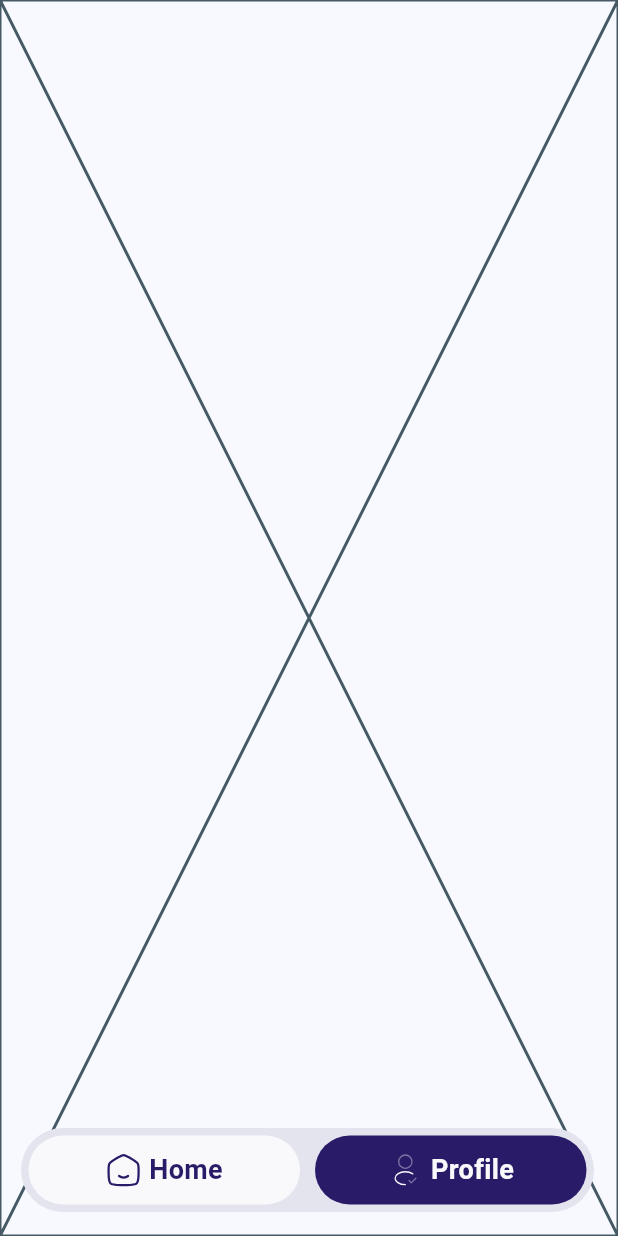
After one commit to fanes-setiawan/MyMoney, a Flutter app: the MainBarPage screen opened by its route, after a tap on "Profile", on a phone screen of 412 x 824 dp. The commit adds this screen. Run offline on Flutter 3.47's test engine with Material 3 defaults, Android fonts, the phone set to English and light mode, and no system bars; our stand-ins replace bloc, flutter_bloc, flutter_svg, sqflite; accounts and stored records are empty.

Commit message:
feat : tabbar bloc

```diff
--- a/lib/core/router/app_router.dart
+++ b/lib/core/router/app_router.dart
@@ -1,8 +1,10 @@
 import 'package:flutter/material.dart';
 import 'package:flutter_bloc/flutter_bloc.dart';
-import 'package:my_money/feature/transaction/data/datasources/local/user_local_dataresource.dart';
+import 'package:my_money/feature/transaction/data/datasources/local/user_local_datasource.dart';
 import 'package:my_money/feature/transaction/presentation/bloc/bloc_register/register_bloc.dart';
+import 'package:my_money/feature/transaction/presentation/pages/home_page.dart';
 import 'package:my_money/feature/transaction/presentation/pages/login_page.dart';
+import 'package:my_money/feature/transaction/presentation/pages/main_bar_page.dart';
 import 'package:my_money/feature/transaction/presentation/pages/register_page.dart';
 import 'package:my_money/feature/transaction/presentation/pages/splash_page.dart';
 
@@ -10,13 +12,17 @@ class AppRouter {
   static const splash = '/splash';
   static const login = '/login';
   static const register = '/register';
+  static const home = '/home';
+  static const tabbar = '/tabbar';
   static final routes = <String, WidgetBuilder>{
     splash: (_) => const SplashPage(),
+    tabbar: (_) => const MainBarPage(),
     login: (_) => const LoginPage(),
     register:
         (_) => BlocProvider(
-          create: (_) => RegisterBloc(UserLocalDataresource()),
+          create: (_) => RegisterBloc(UserLocalDatasource()),
           child: RegisterPage(),
         ),
+    home: (_) => HomePage(),
   };
 }
--- a/lib/feature/transaction/data/datasources/local/user_local_dataresource.dart
+++ b/lib/feature/transaction/data/datasources/local/user_local_datasource.dart
@@ -2,7 +2,7 @@ import 'package:my_money/feature/transaction/data/models/user_model.dart';
 import 'package:sqflite/sqflite.dart';
 import 'package:path/path.dart';
 
-class UserLocalDataresource {
+class UserLocalDatasource {
   static Database? _database;
 
   Future<Database> get database async {
@@ -35,4 +35,10 @@ class UserLocalDataresource {
     final maps = await db.query('users');
     return List.generate(maps.length, (i) => UserModel.fromMap(maps[i]));
   }
+
+  Future<bool> isLoggedIn() async {
+    final db = await database;
+    final result = await db.query('users', limit: 1);
+    return result.isNotEmpty;
+  }
 }
--- a/lib/feature/transaction/presentation/bloc/bloc_register/register_bloc.dart
+++ b/lib/feature/transaction/presentation/bloc/bloc_register/register_bloc.dart
@@ -1,14 +1,14 @@
 import 'package:bloc/bloc.dart';
 import 'package:meta/meta.dart';
-import 'package:my_money/feature/transaction/data/datasources/local/user_local_dataresource.dart';
+import 'package:my_money/feature/transaction/data/datasources/local/user_local_datasource.dart';
 import 'package:my_money/feature/transaction/data/models/user_model.dart';
 
 part 'register_event.dart';
 part 'register_state.dart';
 
 class RegisterBloc extends Bloc<RegisterEvent, RegisterState> {
-  final UserLocalDataresource localDataresource;
-  RegisterBloc(this.localDataresource) : super(RegisterInitial()) {
+  final UserLocalDatasource localDatasource;
+  RegisterBloc(this.localDatasource) : super(RegisterInitial()) {
     on<RegisterSubmitted>((event, emit) async{
       emit(RegisterLoading());
       try {
@@ -17,7 +17,7 @@ class RegisterBloc extends Bloc<RegisterEvent, RegisterState> {
           email: event.email,
           password: event.password,
         );
-        await localDataresource.insertUser(user);
+        await localDatasource.insertUser(user);
         emit(RegisterSuccess());
       } catch (e) {
         emit(RegisterFailure('error, save user to local'));
--- a/lib/feature/transaction/presentation/bloc/bloc_splash/splash_bloc.dart
+++ b/lib/feature/transaction/presentation/bloc/bloc_splash/splash_bloc.dart
@@ -2,15 +2,22 @@
 
 import 'package:flutter/material.dart';
 import 'package:flutter_bloc/flutter_bloc.dart';
+import 'package:my_money/feature/transaction/data/datasources/local/user_local_datasource.dart';
 import 'package:my_money/feature/transaction/presentation/bloc/bloc_splash/splash_state.dart';
 
 part 'splash_event.dart';
 
 class SplashBloc extends Bloc<SplashEvent, SplashState> {
-  SplashBloc() : super(SplashInitial()) {
+  final UserLocalDatasource localDatasource;
+  SplashBloc(this.localDatasource) : super(SplashInitial()) {
     on<SplashStarted>((event, emit) async {
       await Future.delayed(Duration(seconds: 3));
-      emit(SplashCompleted());
+      final loggedIn = await localDatasource.isLoggedIn();
+      if(loggedIn){
+        emit(SplashNavigateToHome());
+      }else{
+        emit(SplashNavigateToLogin());
+      }
     });
   }
 }
--- a/lib/feature/transaction/presentation/bloc/bloc_splash/splash_state.dart
+++ b/lib/feature/transaction/presentation/bloc/bloc_splash/splash_state.dart
@@ -6,3 +6,5 @@ sealed class SplashState {}
 
 final class SplashInitial extends SplashState {}
 final class SplashCompleted extends SplashState{}
+final class SplashNavigateToHome extends SplashState{}
+final class SplashNavigateToLogin extends SplashState{}
--- /dev/null
+++ b/lib/feature/transaction/presentation/bloc/bloc_tabbar/tabbar_bloc.dart
@@ -0,0 +1,13 @@
+import 'package:bloc/bloc.dart';
+import 'package:meta/meta.dart';
+
+part 'tabbar_event.dart';
+part 'tabbar_state.dart';
+
+class TabbarBloc extends Bloc<TabbarEvent, TabbarState> {
+  TabbarBloc() : super(TabbarState(tab: TabItem.home)) {
+    on<TabChanged>((event, emit) {
+      emit(state.copyWith(tab: event.tab));
+    });
+  }
+}
--- /dev/null
+++ b/lib/feature/transaction/presentation/bloc/bloc_tabbar/tabbar_event.dart
@@ -0,0 +1,10 @@
+part of 'tabbar_bloc.dart';
+
+enum TabItem {home , profile}
+@immutable
+sealed class TabbarEvent {}
+
+class TabChanged extends TabbarEvent{
+  final TabItem tab;
+  TabChanged(this.tab);
+}
--- /dev/null
+++ b/lib/feature/transaction/presentation/bloc/bloc_tabbar/tabbar_state.dart
@@ -0,0 +1,11 @@
+part of 'tabbar_bloc.dart';
+
+@immutable
+class TabbarState {
+  final TabItem tab;
+  TabbarState({required this.tab});
+
+  TabbarState copyWith({TabItem? tab}){
+    return TabbarState(tab: tab ?? this.tab);
+  }
+}
--- /dev/null
+++ b/lib/feature/transaction/presentation/pages/home_page.dart
@@ -0,0 +1,18 @@
+import 'package:flutter/material.dart';
+
+class HomePage extends StatelessWidget {
+  const HomePage({super.key});
+
+  @override
+  Widget build(BuildContext context) {
+    return Scaffold(
+      appBar: AppBar(title: const Text("Dashboard"), actions: const []),
+      body: SingleChildScrollView(
+        child: Container(
+          padding: const EdgeInsets.all(20.0),
+          child: const Column(children: []),
+        ),
+      ),
+    );
+  }
+}
--- /dev/null
+++ b/lib/feature/transaction/presentation/pages/main_bar_page.dart
@@ -0,0 +1,123 @@
+import 'package:flutter/material.dart';
+import 'package:flutter_bloc/flutter_bloc.dart';
+import 'package:flutter_svg/svg.dart';
+import 'package:my_money/config/theme.dart';
+import 'package:my_money/feature/transaction/presentation/bloc/bloc_tabbar/tabbar_bloc.dart';
+import 'package:my_money/feature/transaction/presentation/pages/home_page.dart';
+import 'package:my_money/feature/transaction/presentation/pages/profile_page.dart';
+
+class MainBarPage extends StatelessWidget {
+  const MainBarPage({super.key});
+
+  @override
+  Widget build(BuildContext context) {
+    return BlocProvider(
+      create: (_) => TabbarBloc(),
+      child: BlocBuilder<TabbarBloc, TabbarState>(
+        builder: (context, state) {
+          return Scaffold(
+            body: _buildBody(state.tab),
+            floatingActionButton: Padding(
+              padding: const EdgeInsets.only(left: 30.0),
+              child: Container(
+                width: MediaQuery.of(context).size.width,
+                height: 56.0,
+                decoration: BoxDecoration(
+                  color: AppColors.border,
+                  borderRadius: BorderRadius.circular(46.0),
+                ),
+                child: Row(
+                  children: [
+                    Expanded(
+                      child: Padding(
+                        padding: const EdgeInsets.all(5.0),
+                        child: GestureDetector(
+                          onTap: () {
+                            context.read<TabbarBloc>().add(TabChanged(TabItem.home));
+                          },
+                          child: Container(
+                            height: 56.0,
+                            decoration: BoxDecoration(
+                              color: state.tab ==TabItem.home ? AppColors.primary :AppColors.background,
+                              borderRadius: BorderRadius.circular(46.0),
+                            ),
+                            child: Center(
+                              child: Row(
+                                mainAxisAlignment: MainAxisAlignment.center,
+                                children: [
+                                  SvgPicture.asset(
+                                    "assets/icons/home.svg",
+                                    color: state.tab ==TabItem.home ?  AppColors.background: AppColors.primary,
+                                  ),
+                                  const SizedBox(width: 5.0),
+                                  Text(
+                                    "Home",
+                                    style: TextStyle(
+                                      color: state.tab ==TabItem.home ?  AppColors.background: AppColors.primary,
+                                      fontSize: 18.0,
+                                      fontWeight: FontWeight.bold,
+                                    ),
+                                  ),
+                                ],
+                              ),
+                            ),
+                          ),
+                        ),
+                      ),
+                    ),
+                    Expanded(
+                      child: Padding(
+                        padding: const EdgeInsets.all(5.0),
+                        child: GestureDetector(
+                          onTap: () {
+                            context.read<TabbarBloc>().add(TabChanged(TabItem.profile));
+                          },
+                          child: Container(
+                            height: 56.0,
+                            decoration: BoxDecoration(
+                              color: state.tab ==TabItem.profile ?  AppColors.primary: AppColors.background,
+                              borderRadius: BorderRadius.circular(46.0),
+                            ),
+                            child: Center(
+                              child: Row(
+                                mainAxisAlignment: MainAxisAlignment.center,
+                                children: [
+                                  SvgPicture.asset(
+                                    "assets/icons/profile.svg",
+                                    color: state.tab ==TabItem.profile ?AppColors.background: AppColors.primary,
+                                  ),
+                                  const SizedBox(width: 5.0),
+                                  Text(
+                                    "Profile",
+                                    style: TextStyle(
+                                      color: state.tab ==TabItem.profile ?AppColors.background: AppColors.primary,
+                                      fontSize: 18.0,
+                                      fontWeight: FontWeight.bold,
+                                    ),
+                                  ),
+                                ],
+                              ),
+                            ),
+                          ),
+                        ),
+                      ),
+                    ),
+                  ],
+                ),
+              ),
+            ),
+          );
+        },
+      ),
+    );
+  }
+
+  Widget _buildBody(TabItem tab) {
+    switch (tab) {
+      case TabItem.home:
+        return const HomePage();
+      case TabItem.profile:
+        return const ProfilePage();
+    }
+  }
+}
--- /dev/null
+++ b/lib/feature/transaction/presentation/pages/profile_page.dart
@@ -0,0 +1,10 @@
+import 'package:flutter/material.dart';
+
+class ProfilePage extends StatelessWidget {
+  const ProfilePage({super.key});
+
+  @override
+  Widget build(BuildContext context) {
+    return const Placeholder();
+  }
+}
--- a/lib/feature/transaction/presentation/pages/splash_page.dart
+++ b/lib/feature/transaction/presentation/pages/splash_page.dart
@@ -3,6 +3,7 @@ import 'package:flutter_bloc/flutter_bloc.dart';
 import 'package:flutter_svg/flutter_svg.dart';
 import 'package:my_money/config/theme.dart';
 import 'package:my_money/core/router/app_router.dart';
+import 'package:my_money/feature/transaction/data/datasources/local/user_local_datasource.dart';
 import 'package:my_money/feature/transaction/presentation/bloc/bloc_splash/splash_bloc.dart';
 import 'package:my_money/feature/transaction/presentation/bloc/bloc_splash/splash_state.dart';
 
@@ -12,11 +13,14 @@ class SplashPage extends StatelessWidget {
   @override
   Widget build(BuildContext context) {
     return BlocProvider(
-      create: (context) => SplashBloc()..add(SplashStarted()),
+      create:
+          (context) => SplashBloc(UserLocalDatasource())..add(SplashStarted()),
 
       child: BlocListener<SplashBloc, SplashState>(
         listener: (context, state) {
-          if(state is SplashCompleted){
+          if (state is SplashNavigateToHome) {
+            Navigator.pushReplacementNamed(context, AppRouter.tabbar);
+          } else if (state is SplashNavigateToLogin) {
             Navigator.pushReplacementNamed(context, AppRouter.login);
           }
         },
```
Also changed, not shown: assets/icons/history.svg (added), assets/icons/home.svg (added), assets/icons/profile.svg (added).
